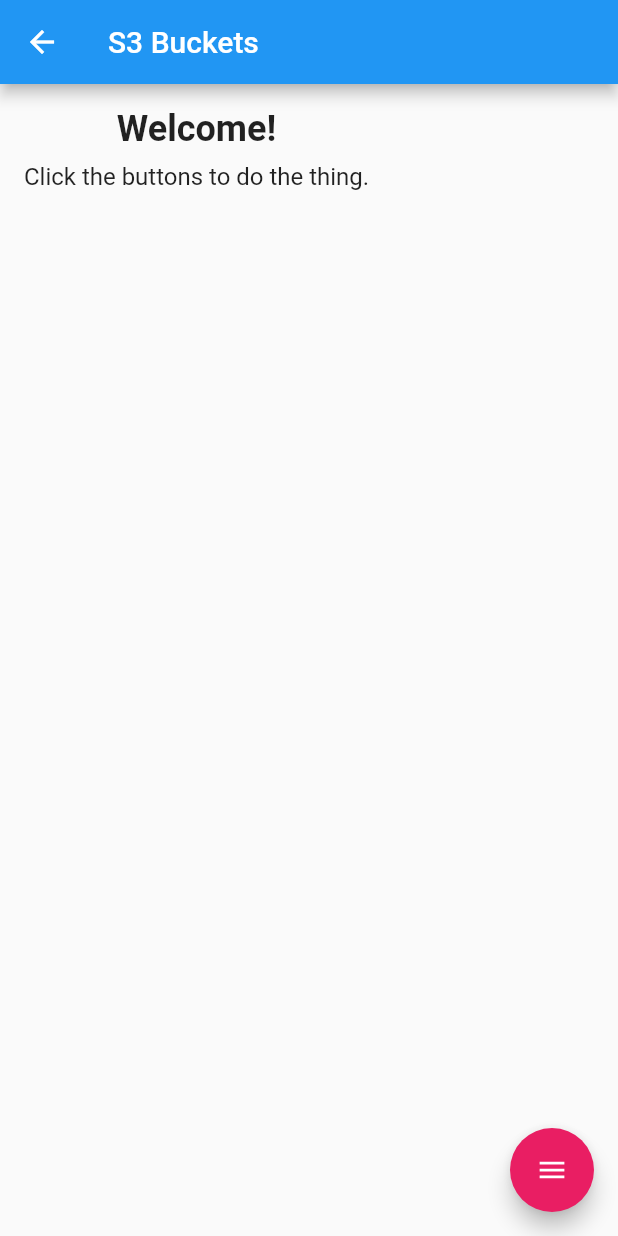
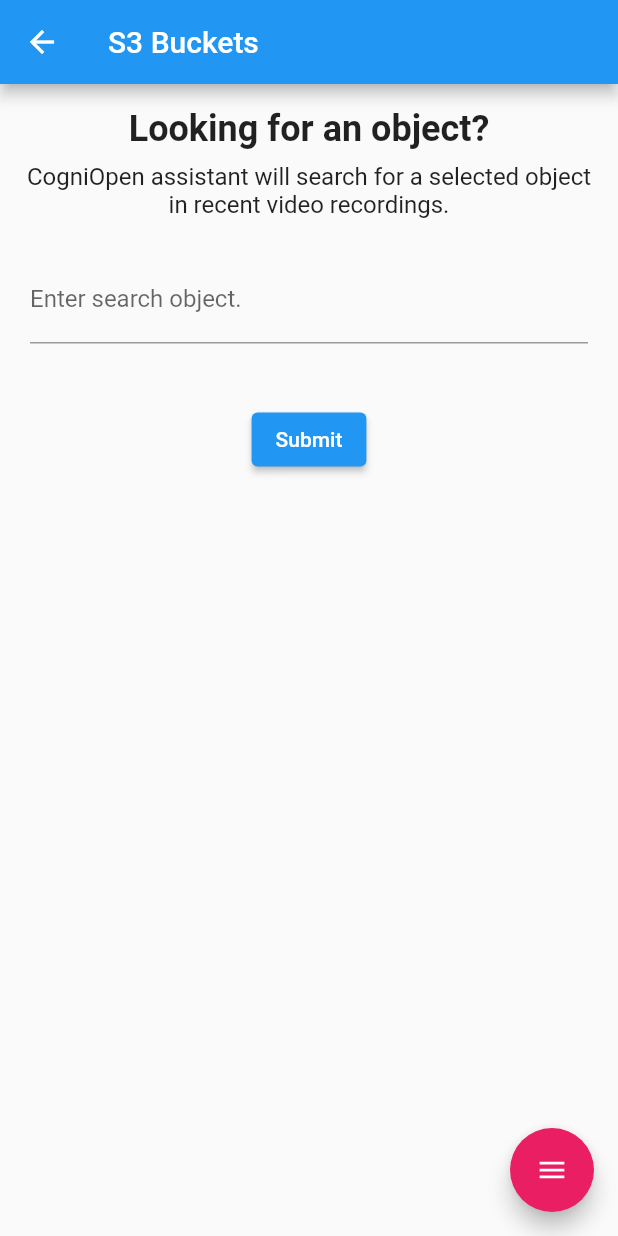
Before and after one commit to umgc/fall2023, a Flutter app: the RekognitionScreen screen opened directly, on a phone screen of 412 x 824 dp. Run offline on Flutter 3.47's test engine with Material 2 defaults, Android fonts, the phone set to English and light mode, and no system bars; drawn by our look-alikes of flutter_speed_dial; our stand-ins replace avatar_glow, camera, flutter_dotenv, flutter_tts, gallery_saver, geocoding and 6 more; missing offline and left inert: aws_client, aws_rekognition_api, aws_s3_api, aws_transcribe_api, dart_openai, external_path and 3 more; accounts and stored records are empty.

Commit message:
allows user to pick an object from Rekognition

```diff
--- a/cogniopenapp/lib/ui/test_rekognition_screen.dart
+++ b/cogniopenapp/lib/ui/test_rekognition_screen.dart
@@ -28,6 +28,7 @@ class RekognitionScreen extends StatefulWidget {
 class RekognitionScreenState extends State<RekognitionScreen> {
   S3Bucket s3 = S3Bucket();
   VideoProcessor vp = VideoProcessor();
+  String userInput = '';
 
   @override
   Widget build(BuildContext context) {
@@ -35,12 +36,12 @@ class RekognitionScreenState extends State<RekognitionScreen> {
       appBar: AppBar(
         title: const Text('S3 Buckets'),
       ),
-      body: const Column(children: [
-        Padding(
+      body: Column(children: [
+        const Padding(
           padding: EdgeInsets.fromLTRB(
               16.0, 16.0, 16.0, 4.0), // Adjust padding as needed
           child: Text(
-            'Welcome!', // This is the header text
+            'Looking for an object?', // This is the header text
             style: TextStyle(
               fontSize: 24.0, // Adjust font size as needed
               fontWeight: FontWeight.bold,
@@ -49,12 +50,12 @@ class RekognitionScreenState extends State<RekognitionScreen> {
             textAlign: TextAlign.center,
           ),
         ),
-        Padding(
+        const Padding(
           // New subheading section starts here
           padding: EdgeInsets.fromLTRB(
               16.0, 4.0, 16.0, 4.0), // Adjust padding as needed
           child: Text(
-            "Click the buttons to do the thing.", // This is the subheading text
+            "CogniOpen assistant will search for a selected object in recent video recordings.", // This is the subheading text
             style: TextStyle(
               fontSize: 16.0, // Adjust font size as needed
               //color:
@@ -63,6 +64,50 @@ class RekognitionScreenState extends State<RekognitionScreen> {
             textAlign: TextAlign.center,
           ),
         ), // New subheading section ends here
+        Center(
+          child: Padding(
+              padding: EdgeInsets.all(20.0),
+              child: Column(
+                mainAxisAlignment: MainAxisAlignment.center,
+                children: <Widget>[
+                  TextField(
+                    onChanged: (text) {
+                      setState(() {
+                        userInput = text;
+                      });
+                    },
+                    decoration:
+                        InputDecoration(labelText: 'Enter search object.'),
+                  ),
+                  //SizedBox(height: 20),
+                  //Text('User Input: $userInput',
+                  //    style: TextStyle(fontSize: 20)),
+                ],
+              )),
+        ),
+        //SizedBox(height: 20),
+        //Text('User Input: $userInput', style: TextStyle(fontSize: 20)),
+        SizedBox(height: 20),
+        ElevatedButton(
+          onPressed: () {
+            // Perform an action when the button is pressed, e.g., display the user's input.
+            /*ScaffoldMessenger.of(context).showSnackBar(
+              SnackBar(
+                content: Text('User input: $userInput'),
+              ),
+            );*/
+            if (userInput.isNotEmpty) {
+              displayFullObjectView(userInput);
+            } else {
+              ScaffoldMessenger.of(context).showSnackBar(
+                SnackBar(
+                  content: Text('Please enter a valid search object'),
+                ),
+              );
+            }
+          },
+          child: Text('Submit'),
+        ),
       ]),
       floatingActionButton: _getFAB(s3),
     );
@@ -84,7 +129,7 @@ class RekognitionScreenState extends State<RekognitionScreen> {
             backgroundColor: const Color(0XFFE91E63),
             onTap: () {
               print(" PUT THE FINDING OB STUF FHERE");
-              displayFullObjectView();
+              displayFullObjectView("Person");
             },
             label: 'PARSE HARDCODED JOB',
             labelStyle: const TextStyle(
@@ -96,9 +141,9 @@ class RekognitionScreenState extends State<RekognitionScreen> {
     );
   }
 
-  void displayFullObjectView() async {
+  void displayFullObjectView(String userQuery) async {
     VideoProcessor vp = VideoProcessor();
-    VideoResponse? response = vp.getRequestedResponse("Person");
+    VideoResponse? response = vp.getRequestedResponse("userQuery");
     if (response == null) {
       return;
     }
```
